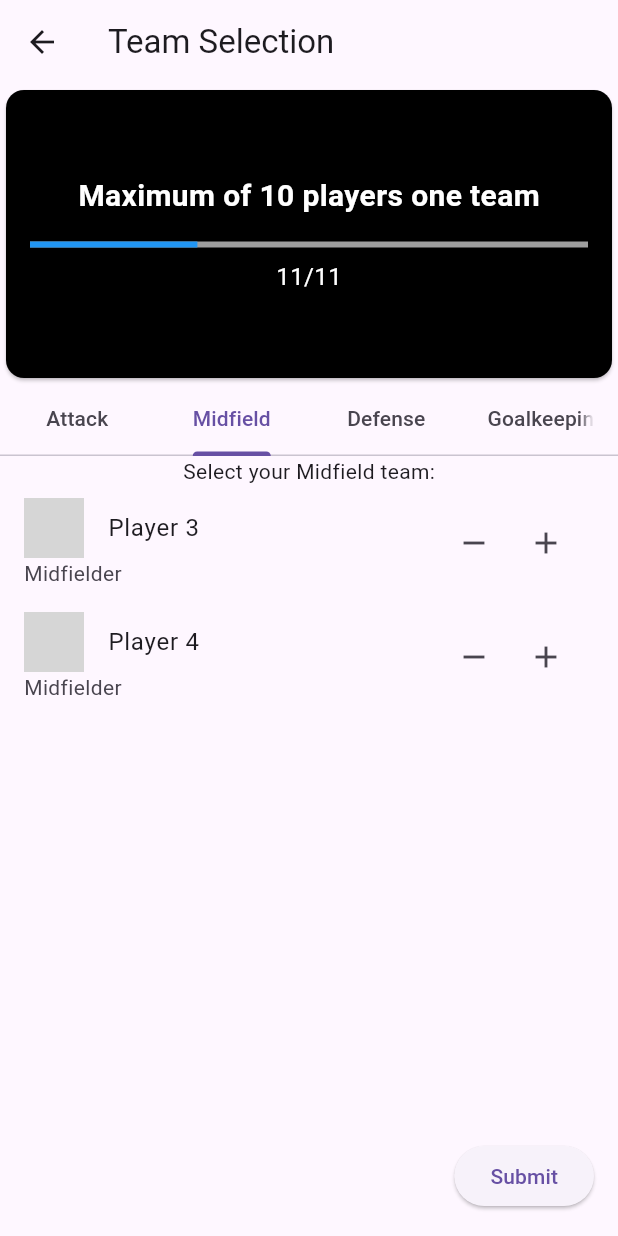
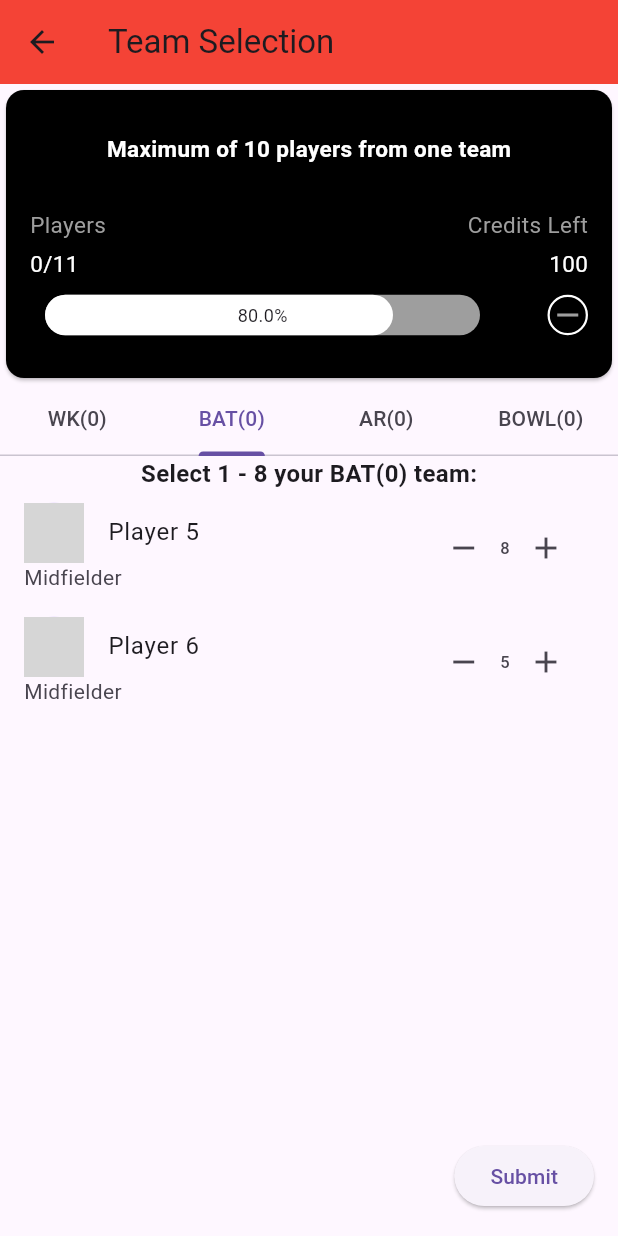
Before and after one commit to ajay943/Football, a Flutter app: the TeamSelectionScreen screen opened directly, tab 2 chosen, on a phone screen of 412 x 824 dp. Run offline on Flutter 3.47's test engine with Material 3 defaults, Android fonts, the phone set to English and light mode, and no system bars; drawn by our look-alikes of percent_indicator; our stand-ins replace cached_network_image, carousel_slider, flutter_otp_text_field, flutter_widget_from_html_core, font_awesome_flutter, google_fonts and 6 more; accounts and stored records are empty; grey boxes are pictures that could not be loaded.

Commit message:
13/12/23

```diff
--- a/lib/views/detail_page.dart
+++ b/lib/views/detail_page.dart
@@ -92,12 +92,14 @@ class _MatchDetailPageState extends State<MatchDetailPage> {
        floatingActionButton: Align(
   alignment: Alignment.bottomCenter,
   child: Padding(
-            padding:
-                const EdgeInsets.only(bottom: 2.0), // Add some bottom padding
+    padding: const EdgeInsets.only(bottom: 2.0), // Add some bottom padding
     child: Row(
       mainAxisSize: MainAxisSize.min,
       children: [
-                FloatingActionButton(
+        Expanded(
+          child: Padding(
+            padding: const EdgeInsets.symmetric(horizontal: 6.0),
+            child: FloatingActionButton(
               onPressed: () {
                 Navigator.push(
                   context,
@@ -108,13 +110,17 @@ class _MatchDetailPageState extends State<MatchDetailPage> {
               },
               backgroundColor: Colors.green,
               child: Padding(
-                    padding: const EdgeInsets.all(
-                        6.0), // Add padding around the text
+                padding: const EdgeInsets.all(1.0),
                 child: Text('Choose Team'),
               ),
             ),
-                // SizedBox(width: 8), // Add some space between the buttons
-                FloatingActionButton(
+          ),
+        ),
+        // SizedBox(width: 4), // Add some space between the buttons
+        Expanded(
+          child: Padding(
+            padding: const EdgeInsets.symmetric(horizontal: 4.0),
+            child: FloatingActionButton(
               onPressed: () {
                 Navigator.push(
                   context,
@@ -125,9 +131,10 @@ class _MatchDetailPageState extends State<MatchDetailPage> {
               },
               backgroundColor: Colors.blue,
               child: Padding(
-                    padding: const EdgeInsets.all(
-                        6.0), // Add padding around the text
+                padding: const EdgeInsets.all(4.0),
                 child: Text('Create Team'),
+              ),
+            ),
           ),
         ),
       ],
--- a/lib/views/playercards.dart
+++ b/lib/views/playercards.dart
@@ -1,4 +1,5 @@
 import 'package:flutter/material.dart';
+import 'package:percent_indicator/percent_indicator.dart';
 
 class TeamSelectionScreen extends StatefulWidget {
   @override
@@ -12,43 +13,73 @@ class _TeamSelectionScreenState extends State<TeamSelectionScreen>
     Player(
       name: 'Player 1',
       position: 'Forward',
-        skill: 'Attack',
-        photo: 'assets/player1.jpg'),
+      skill: 'WK(0)',
+      photo: 'assets/player1.jpg',
+      point: '5',
+    ),
     Player(
       name: 'Player 2',
       position: 'Forward',
-        skill: 'Attack',
-        photo: 'assets/player2.jpg'),
+      skill: 'WK(0)',
+      photo: 'assets/player2.jpg',
+      point: '6',
+    ),
     Player(
       name: 'Player 3',
-        position: 'Midfielder',
-        skill: 'Midfield',
-        photo: 'assets/player3.jpg'),
+      position: 'Forward',
+      skill: 'WK(0)',
+      photo: 'assets/player2.jpg',
+      point: '8',
+    ),
     Player(
       name: 'Player 4',
-        position: 'Midfielder',
-        skill: 'Midfield',
-        photo: 'assets/player4.jpg'),
+      position: 'Forward',
+      skill: 'WK(0)',
+      photo: 'assets/player2.jpg',
+      point: '7',
+    ),
     Player(
       name: 'Player 5',
-        position: 'Defender',
-        skill: 'Defense',
-        photo: 'assets/player5.jpg'),
+      position: 'Midfielder',
+      skill: 'BAT(0)',
+      photo: 'assets/player3.jpg',
+      point: '8',
+    ),
     Player(
       name: 'Player 6',
-        position: 'Defender',
-        skill: 'Defense',
-        photo: 'assets/player6.jpg'),
+      position: 'Midfielder',
+      skill: 'BAT(0)',
+      photo: 'assets/player4.jpg',
+      point: '5',
+    ),
     Player(
       name: 'Player 7',
-        position: 'Goalkeeper',
-        skill: 'Goalkeeping',
-        photo: 'assets/player7.jpg'),
+      position: 'Defender',
+      skill: 'AR(0)',
+      photo: 'assets/player5.jpg',
+      point: '8',
+    ),
     Player(
       name: 'Player 8',
+      position: 'Defender',
+      skill: 'AR(0)',
+      photo: 'assets/player6.jpg',
+      point: '6',
+    ),
+    Player(
+      name: 'Player 9',
       position: 'Goalkeeper',
-        skill: 'Goalkeeping',
-        photo: 'assets/player8.jpg'),
+      skill: 'BOWL(0)',
+      photo: 'assets/player7.jpg',
+      point: '9',
+    ),
+    Player(
+      name: 'Player 10',
+      position: 'Goalkeeper',
+      skill: 'BOWL(0)',
+      photo: 'assets/player8.jpg',
+      point: '12',
+    ),
   ];
 
   List<Player> selectedPlayers = [];
@@ -73,6 +104,7 @@ class _TeamSelectionScreenState extends State<TeamSelectionScreen>
     return Scaffold(
       appBar: AppBar(
         title: Text('Team Selection'),
+        backgroundColor: Colors.red,
       ),
       body: Column(
         children: [
@@ -87,31 +119,91 @@ class _TeamSelectionScreenState extends State<TeamSelectionScreen>
                   mainAxisAlignment: MainAxisAlignment.center,
                   children: [
                     Text(
-                      'Maximum of 10 players one team',
+                      'Maximum of 10 players from one team',
                       style: TextStyle(
                         color: Colors.white,
-                        fontSize: 20.0,
+                        fontSize: 15.0,
                         fontWeight: FontWeight.bold,
                       ),
                     ),
-                    SizedBox(
-                        height:
-                            16.0), // Add some space between text and progress bar
-                    LinearProgressIndicator(
-                      value: 0.3, // Set the progress value (e.g., 0.1 for 10%)
-                      backgroundColor: Colors
-                          .grey, // Set the background color of the progress bar
-                      valueColor: AlwaysStoppedAnimation<Color>(
-                          Colors.blue), // Set the progress color
+                    SizedBox(height: 30.0),
+                    Row(
+                      mainAxisAlignment: MainAxisAlignment.spaceBetween,
+                      children: [
+                        Text(
+                          'Players',
+                          style: TextStyle(
+                            color: Colors.grey,
+                            fontSize: 15.0,
                           ),
-                    SizedBox(
-                        height:
-                            8.0), // Add some space between progress bar and number
+                        ),
                         Text(
-                      '11/11', // Display the number
+                          'Credits Left',
+                          style: TextStyle(
+                            color: Colors.grey,
+                            fontSize: 15.0,
+                          ),
+                        ),
+                      ],
+                    ),
+                    SizedBox(height: 5.0), // Add space between the two rows
+                    Row(
+                      mainAxisAlignment: MainAxisAlignment.spaceBetween,
+                      children: [
+                        Text(
+                          '0/11',
                           style: TextStyle(
                             color: Colors.white,
-                        fontSize: 16.0,
+                            fontSize: 15.0,
+                          ),
+                        ),
+                        Text(
+                          '100',
+                          style: TextStyle(
+                            color: Colors.white,
+                            fontSize: 15.0,
+                          ),
+                        ),
+                      ],
+                    ),
+                    SizedBox(height: 10.0),
+                    Center(
+                      child: Stack(
+                        alignment: Alignment.center,
+                        children: [
+                          LinearPercentIndicator(
+                            width: 310.0,
+                            lineHeight: 27.0,
+                            percent: 0.8,
+                            center: Text(
+                              "80.0%",
+                              style: TextStyle(fontSize: 12.0),
+                            ),
+                            trailing: Icon(Icons.mood),
+                            linearStrokeCap: LinearStrokeCap.roundAll,
+                            backgroundColor: Colors.grey,
+                            progressColor: Colors.white,
+                          ),
+                          Positioned(
+                            right: 0.0,
+                            child: Container(
+                              padding: EdgeInsets.all(0.0),
+                              decoration: BoxDecoration(
+                                shape: BoxShape.circle,
+                                color: Colors.black,
+                                border: Border.all(
+                                  color: Colors
+                                      .white, // Set the border color to white
+                                  width: 1.5, // Set the border width
+                                ),
+                              ),
+                              child: Icon(
+                                Icons.remove,
+                                color: Colors.grey,
+                              ),
+                            ),
+                          ),
+                        ],
                       ),
                     ),
                   ],
@@ -129,7 +221,13 @@ class _TeamSelectionScreenState extends State<TeamSelectionScreen>
               children: _getUniqueSkills().map((skill) {
                 return Column(
                   children: [
-                    Text('Select your $skill team:'),
+                    Text(
+                      'Select 1 - 8 your $skill team:',
+                      style: TextStyle(
+                        fontWeight: FontWeight.bold,
+                        fontSize: 16.0,
+                      ),
+                    ),
                     Expanded(
                       child: ListView.builder(
                         itemCount: _getPlayersBySkill(skill).length,
@@ -159,6 +257,7 @@ class _TeamSelectionScreenState extends State<TeamSelectionScreen>
                                     });
                                   },
                                 ),
+                                Text(player.point),
                                 IconButton(
                                   icon: Icon(Icons.add),
                                   onPressed: () {
@@ -201,10 +300,13 @@ class Player {
   final String position;
   final String skill;
   final String photo;
+  final String point;
 
-  Player(
-      {required this.name,
+  Player({
+    required this.name,
     required this.position,
     required this.skill,
-      required this.photo});
+    required this.photo,
+    required this.point,
+  });
 }
--- a/lib/views/pointsystem.dart
+++ b/lib/views/pointsystem.dart
@@ -76,6 +76,7 @@ class PointsList extends StatelessWidget {
           style: TextStyle(fontSize: 16.0),
         ),
         SizedBox(height: 8.0),
+
         // Add more point rules as needed
       ],
     );
--- a/pubspec.yaml
+++ b/pubspec.yaml
@@ -57,6 +57,7 @@ dependencies:
   flutter_otp_text_field: ^1.1.1
   pin_code_fields: ^7.4.0
   horizontal_stepper_step: ^0.0.5
+  percent_indicator: ^2.1.5
 
 dev_dependencies:
   flutter_test:
```
Also changed, not shown: pubspec.lock, 1 other file. Lines whose indentation alone changed are shown as unchanged.
